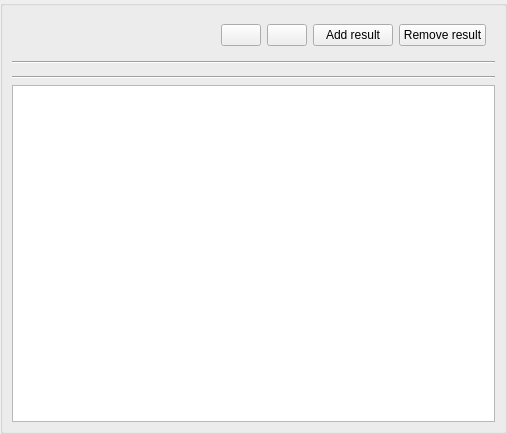
nens/threedi-results-analysis, file threedi_plugin_dockwidget_base.ui: the form before one commit.
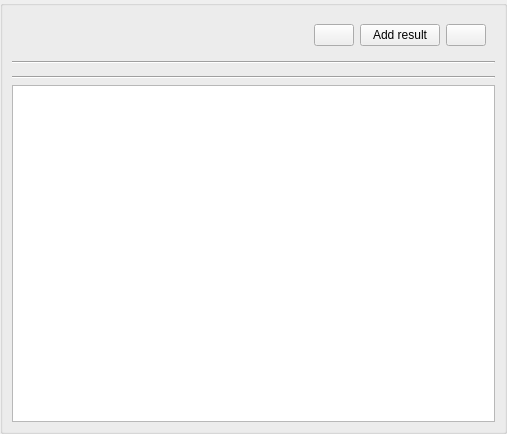
The form after the commit. Icons and pictures are not drawn.

Commit message: Single button to remove items.

The edit to the form file:
```diff
--- a/threedi_plugin_dockwidget_base.ui
+++ b/threedi_plugin_dockwidget_base.ui
@@ -167,30 +167,26 @@
                </widget>
               </item>
               <item>
-               <widget class="QPushButton" name="pushButton_RemoveGrid">
+               <widget class="QPushButton" name="pushButton_AddResult">
                 <property name="toolTip">
-                 <string>&lt;html&gt;&lt;head/&gt;&lt;body&gt;&lt;p&gt;Remove selected 3Di grid&lt;/p&gt;&lt;/body&gt;&lt;/html&gt;</string>
+                 <string>&lt;html&gt;&lt;head/&gt;&lt;body&gt;&lt;p&gt;Add 3Di result&lt;/p&gt;&lt;/body&gt;&lt;/html&gt;</string>
+                </property>
+                <property name="text">
+                 <string>Add result</string>
+                </property>
+               </widget>
+              </item>
+              <item>
+               <widget class="QPushButton" name="pushButton_RemoveItem">
+                <property name="toolTip">
+                 <string>&lt;html&gt;&lt;head/&gt;&lt;body&gt;&lt;p&gt;Remove selected item&lt;/p&gt;&lt;/body&gt;&lt;/html&gt;</string>
                 </property>
                 <property name="text">
                  <string/>
                 </property>
                 <property name="icon">
                  <iconset>
-                  <normaloff>icons/remove_grid.png</normaloff>icons/remove_grid.png</iconset>
-                </property>
-               </widget>
-              </item>
-              <item>
-               <widget class="QPushButton" name="pushButton_AddResult">
-                <property name="text">
-                 <string>Add result</string>
-                </property>
-               </widget>
-              </item>
-              <item>
-               <widget class="QPushButton" name="pushButton_RemoveResult">
-                <property name="text">
-                 <string>Remove result</string>
+                  <normaloff>icons/remove_item.png</normaloff>icons/remove_item.png</iconset>
                 </property>
                </widget>
               </item>
```
The commit also changes 4 other files.
